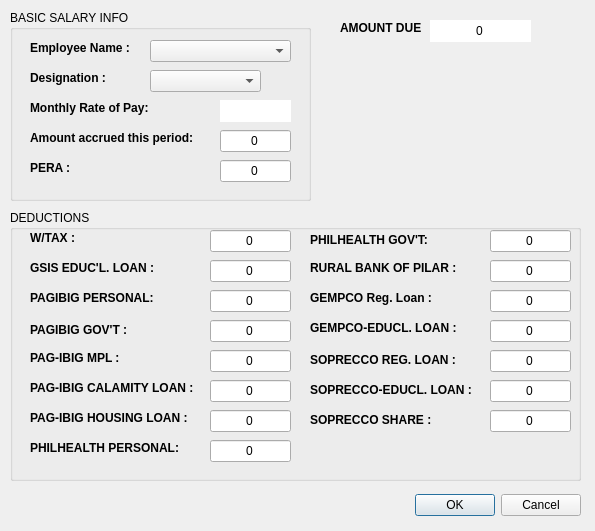
First picture: the form in Add_Employee.ui, repository jaspernicholfabella/payroll-system, before the edit.
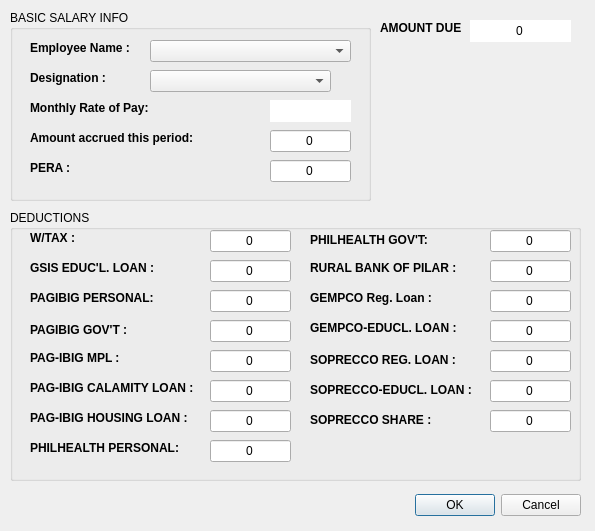
Second picture: the form after the edit. Icons and pictures are not drawn.

Commit message: little tweak for adding employee to payroll

The edit to the form file:
```diff
--- a/Add_Employee.ui
+++ b/Add_Employee.ui
@@ -40,7 +40,7 @@
     <rect>
      <x>10</x>
      <y>10</y>
-     <width>301</width>
+     <width>361</width>
      <height>191</height>
     </rect>
    </property>
@@ -52,10 +52,16 @@
      <rect>
       <x>140</x>
       <y>30</y>
-      <width>141</width>
+      <width>201</width>
       <height>22</height>
      </rect>
     </property>
+    <property name="font">
+     <font>
+      <family>Segoe UI</family>
+      <pointsize>9</pointsize>
+     </font>
+    </property>
    </widget>
    <widget class="QLabel" name="label">
     <property name="geometry">
@@ -98,9 +104,9 @@
    <widget class="QLineEdit" name="_add_monthly_rate">
     <property name="geometry">
      <rect>
-      <x>210</x>
+      <x>260</x>
       <y>90</y>
-      <width>71</width>
+      <width>81</width>
       <height>22</height>
      </rect>
     </property>
@@ -119,10 +125,16 @@
      <rect>
       <x>140</x>
       <y>60</y>
-      <width>111</width>
+      <width>181</width>
       <height>22</height>
      </rect>
     </property>
+    <property name="font">
+     <font>
+      <family>Segoe UI</family>
+      <pointsize>9</pointsize>
+     </font>
+    </property>
    </widget>
    <widget class="QLabel" name="label_3">
     <property name="geometry">
@@ -146,9 +158,9 @@
    <widget class="QLineEdit" name="_add_ammount_accrued">
     <property name="geometry">
      <rect>
-      <x>210</x>
+      <x>260</x>
       <y>120</y>
-      <width>71</width>
+      <width>81</width>
       <height>22</height>
      </rect>
     </property>
@@ -165,9 +177,9 @@
    <widget class="QLineEdit" name="_add_pera">
     <property name="geometry">
      <rect>
-      <x>210</x>
+      <x>260</x>
       <y>150</y>
-      <width>71</width>
+      <width>81</width>
       <height>22</height>
      </rect>
     </property>
@@ -222,7 +234,7 @@
    <widget class="QPushButton" name="_add_designation_button">
     <property name="geometry">
      <rect>
-      <x>260</x>
+      <x>320</x>
       <y>60</y>
       <width>21</width>
       <height>21</height>
@@ -859,7 +871,7 @@
   <widget class="QLabel" name="label_6">
    <property name="geometry">
     <rect>
-     <x>340</x>
+     <x>380</x>
      <y>20</y>
      <width>91</width>
      <height>16</height>
@@ -878,7 +890,7 @@
   <widget class="QLineEdit" name="lineEdit_32">
    <property name="geometry">
     <rect>
-     <x>430</x>
+     <x>470</x>
      <y>20</y>
      <width>101</width>
      <height>22</height>
```
The commit also changes 1 other file.
